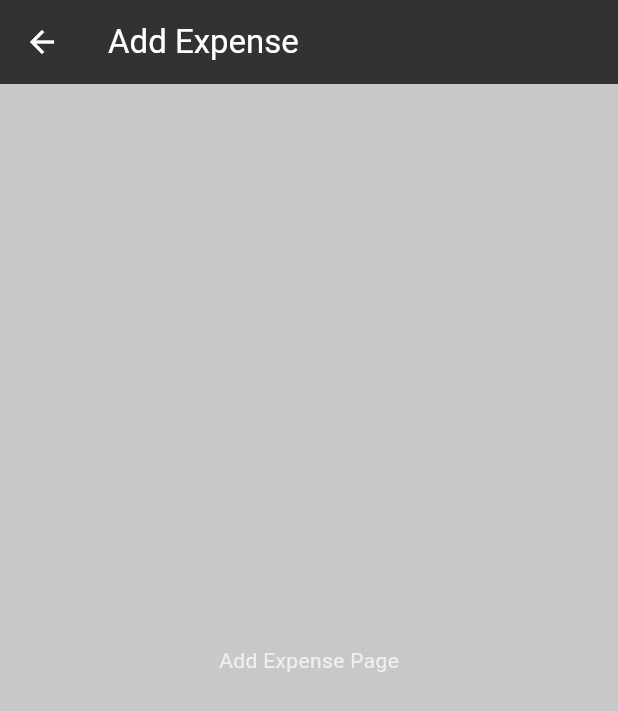
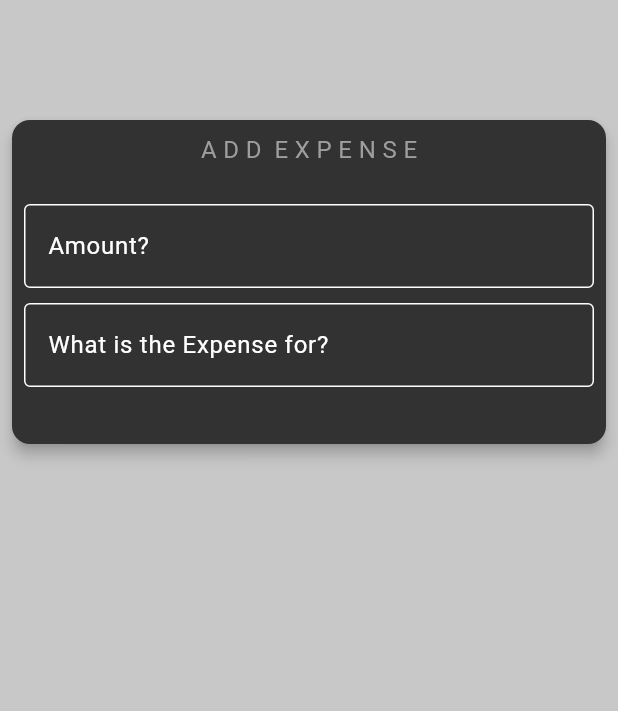
Before and after one commit to Jaashee/PennyWorth, a Flutter app: the screen it shows after launch, item 3 of the bottom bar chosen, on a phone screen of 412 x 824 dp. Shown: the top 711 px of the screen. Run offline on Flutter 3.47's test engine with Material 3 defaults, Android fonts, the light colour scheme and no system bars; our stand-ins replace curved_navigation_bar, shared_preferences; missing offline and left inert: gsheets; key blocks and very long unbroken strings in the code were emptied for the run.

Commit message:
Configured Add Expense Page

```diff
--- a/lib/add_expensepage.dart
+++ b/lib/add_expensepage.dart
@@ -1,12 +1,82 @@
 // add_expense_page.dart
 import 'package:flutter/material.dart';
 
-class AddExpensePage extends StatelessWidget {
+class AddExpensePage extends StatefulWidget {
+  const AddExpensePage({super.key});
+
+  @override
+  State<AddExpensePage> createState() => _AddExpensePageState();
+}
+
+class _AddExpensePageState extends State<AddExpensePage> {
+  final _textControllerAmount = TextEditingController();
+  final _textControllerItem = TextEditingController();
+
   @override
   Widget build(BuildContext context) {
     return Scaffold(
-      appBar: AppBar(title: Text('Add Expense')),
-      body: Center(child: Text('Add Expense Page')),
+      body: Card(
+        color: const Color.fromARGB(255, 50, 50, 50),
+        elevation: 4.0,
+        margin: EdgeInsets.only(top: 80, left: 8, right: 8, bottom: 8),
+        child: Padding(
+          padding: const EdgeInsets.all(8.0),
+          child: Container(
+            height: 200,
+            child: Center(
+              child: Column(
+                children: [
+                  Text(
+                    'A D D  E X P E N S E',
+                    style: TextStyle(color: Colors.grey[500], fontSize: 16),
+                  ),
+                  SizedBox(
+                    height: 25,
+                  ),
+                  Row(
+                    children: [
+                      Expanded(
+                        child: Form(
+                          //key: _formKey,
+                          child: TextFormField(
+                            decoration: InputDecoration(
+                              border: OutlineInputBorder(),
+                              hintText: 'Amount?',
+                            ),
+                            validator: (text) {
+                              if (text == null || text.isEmpty) {
+                                return 'Enter an Amount';
+                              }
+                              return null;
+                            },
+                            controller: _textControllerAmount,
+                          ),
+                        ),
+                      ),
+                    ],
+                  ),
+                  SizedBox(
+                    height: 10,
+                  ),
+                  Row(
+                    children: [
+                      Expanded(
+                        child: TextField(
+                          decoration: InputDecoration(
+                            border: OutlineInputBorder(),
+                            hintText: 'What is the Expense for?',
+                          ),
+                          controller: _textControllerItem,
+                        ),
+                      ),
+                    ],
+                  )
+                ],
+              ),
+            ),
+          ),
+        ),
+      ),
     );
   }
 }
```
